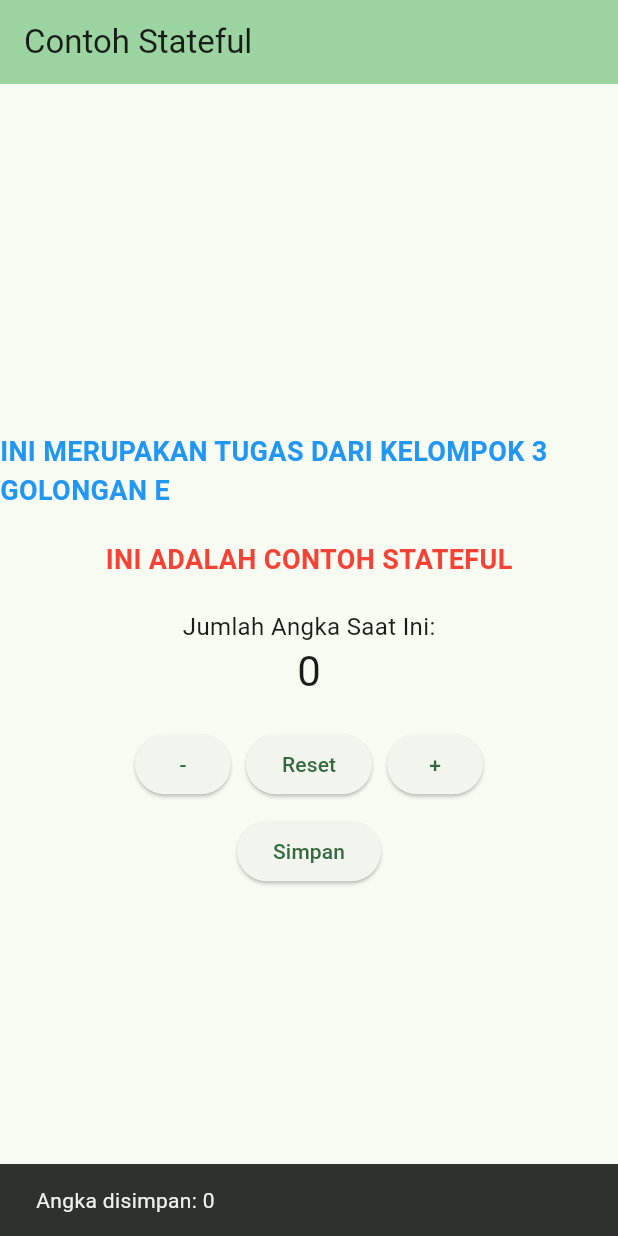
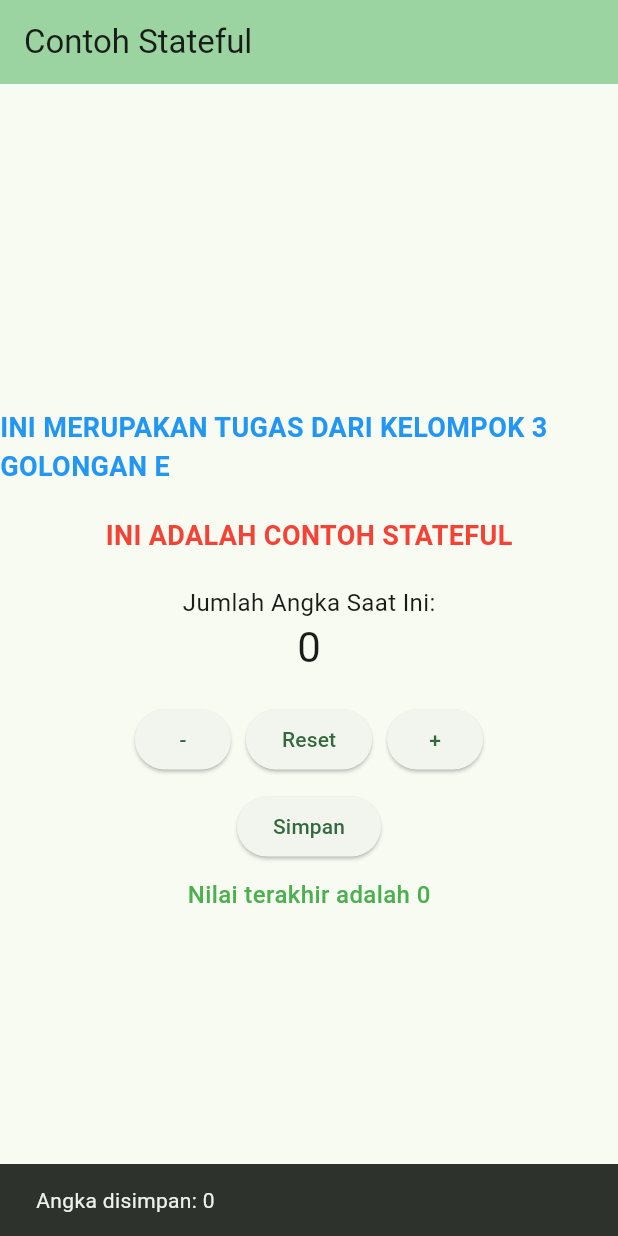
Before and after one commit to aldihaqq03/mobile_kel3, a Flutter app: the screen it shows after launch, after a tap on "Simpan", on a phone screen of 412 x 824 dp. Run offline on Flutter 3.47's test engine with Material 3 defaults, Android fonts, the light colour scheme and no system bars.

Commit message:
jeje push

```diff
--- a/mobile_kelompok3/lib/main.dart
+++ b/mobile_kelompok3/lib/main.dart
@@ -52,8 +52,6 @@ class _MyHomePageState extends State<MyHomePage> {
   }
 
   void _simpan() {
-    print('Angka disimpan: $_counter');
-
     ScaffoldMessenger.of(
       context,
     ).showSnackBar(SnackBar(content: Text('Angka disimpan: $_counter')));
@@ -112,7 +110,19 @@ class _MyHomePageState extends State<MyHomePage> {
 
             const SizedBox(height: 10),
 
+            // ================== TOMBOL SIMPAN ==================
             ElevatedButton(onPressed: _simpan, child: const Text('Simpan')),
+
+            const SizedBox(height: 10),
+
+            Text(
+              'Nilai terakhir adalah $_counter',
+              style: const TextStyle(
+                fontSize: 16,
+                color: Colors.green,
+                fontWeight: FontWeight.w500,
+              ),
+            ),
           ],
         ),
       ),
```
